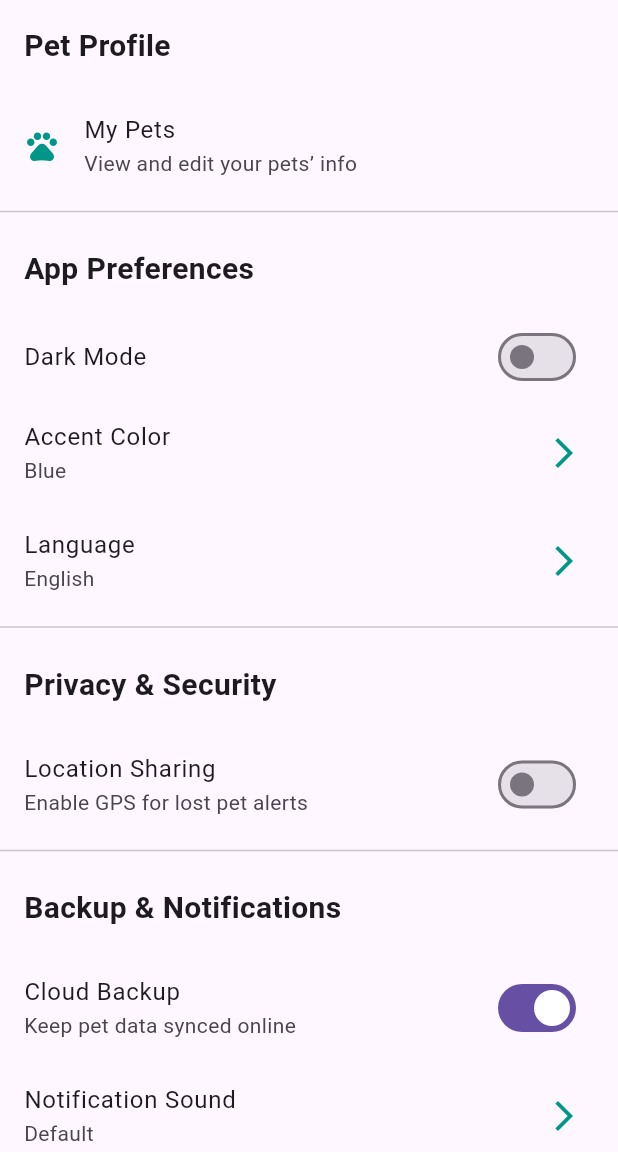
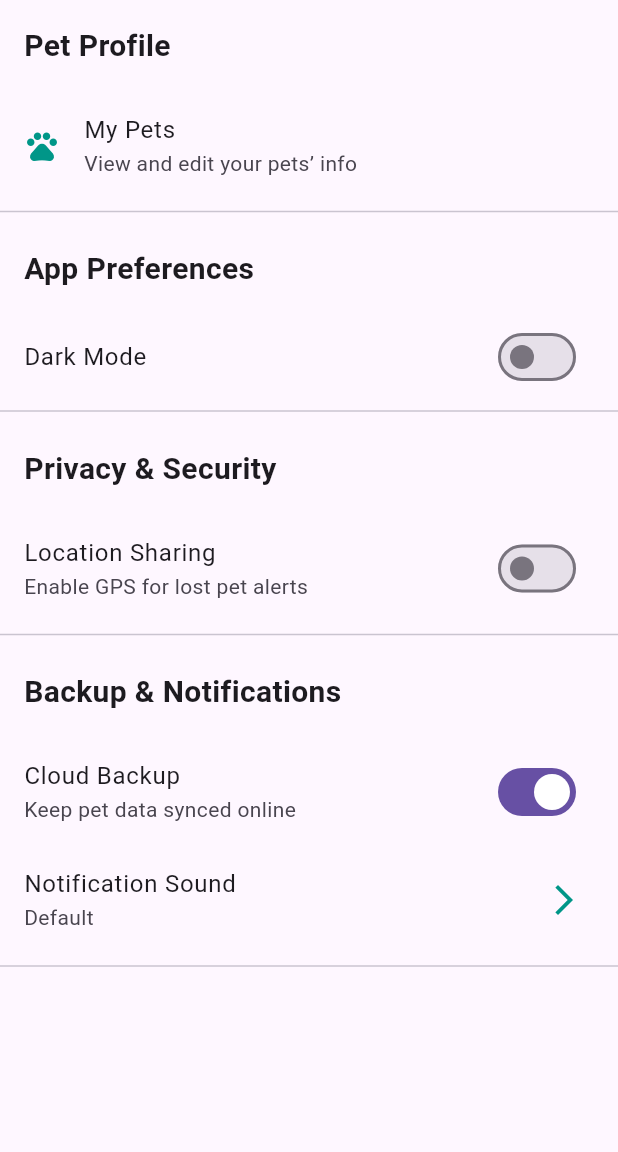
Before and after one commit to kilewin021105/PET-PAL, a Flutter app: the SettingPage screen opened directly, on a phone screen of 412 x 824 dp, the part 84-1236 px from its top. Run offline on Flutter 3.47's test engine with Material 3 defaults, Android fonts, the light colour scheme and no system bars; our stand-ins replace flutter_local_notifications, permission_handler, supabase_flutter, timezone; accounts and stored records are empty.

Commit message:
mao ning na delete nang language og accent color

```diff
--- a/lib/screens/settings.dart
+++ b/lib/screens/settings.dart
@@ -12,9 +12,7 @@ class SettingPage extends StatefulWidget {
 class _SettingState extends State<SettingPage> {
   bool _locationSharing = false;
   bool _cloudBackup = true;
-  String _language = "English";
   String _notificationSound = "Default";
-  String _accentColor = "Blue";
 
   @override
   Widget build(BuildContext context) {
@@ -50,28 +48,6 @@ class _SettingState extends State<SettingPage> {
                 themeNotifier.value = value ? ThemeMode.dark : ThemeMode.light;
               });
             },
-          ),
-          ListTile(
-            title: const Text("Accent Color"),
-            subtitle: Text(_accentColor),
-            trailing: Icon(
-              Icons.arrow_forward_ios,
-              color: Theme.of(context).brightness == Brightness.dark
-                  ? Colors.white
-                  : Colors.teal,
-            ),
-            onTap: () => _showAccentColorDialog(),
-          ),
-          ListTile(
-            title: const Text("Language"),
-            subtitle: Text(_language),
-            trailing: Icon(
-              Icons.arrow_forward_ios,
-              color: Theme.of(context).brightness == Brightness.dark
-                  ? Colors.white
-                  : Colors.teal,
-            ),
-            onTap: () => _showLanguageDialog(),
           ),
 
           const Divider(),
@@ -125,54 +101,8 @@ class _SettingState extends State<SettingPage> {
   }
 
   // 🔹 Language Dialog
-  void _showLanguageDialog() {
-    showDialog(
-      context: context,
-      builder: (context) => AlertDialog(
-        title: const Text("Select Language"),
-        content: Column(
-          mainAxisSize: MainAxisSize.min,
-          children: [
-            _buildRadioOption("English", _language, (val) {
-              setState(() => _language = val);
-              Navigator.pop(context);
-            }),
-            _buildRadioOption("Tagalog", _language, (val) {
-              setState(() => _language = val);
-              Navigator.pop(context);
-            }),
-          ],
-        ),
-      ),
-    );
-  }
 
   // 🔹 Accent Color Dialog
-  void _showAccentColorDialog() {
-    showDialog(
-      context: context,
-      builder: (context) => AlertDialog(
-        title: const Text("Select Accent Color"),
-        content: Column(
-          mainAxisSize: MainAxisSize.min,
-          children: [
-            _buildRadioOption("Blue", _accentColor, (val) {
-              setState(() => _accentColor = val);
-              Navigator.pop(context);
-            }),
-            _buildRadioOption("Green", _accentColor, (val) {
-              setState(() => _accentColor = val);
-              Navigator.pop(context);
-            }),
-            _buildRadioOption("Orange", _accentColor, (val) {
-              setState(() => _accentColor = val);
-              Navigator.pop(context);
-            }),
-          ],
-        ),
-      ),
-    );
-  }
 
   // 🔹 Notification Sound Dialog
   void _showNotificationSoundDialog() {
```
